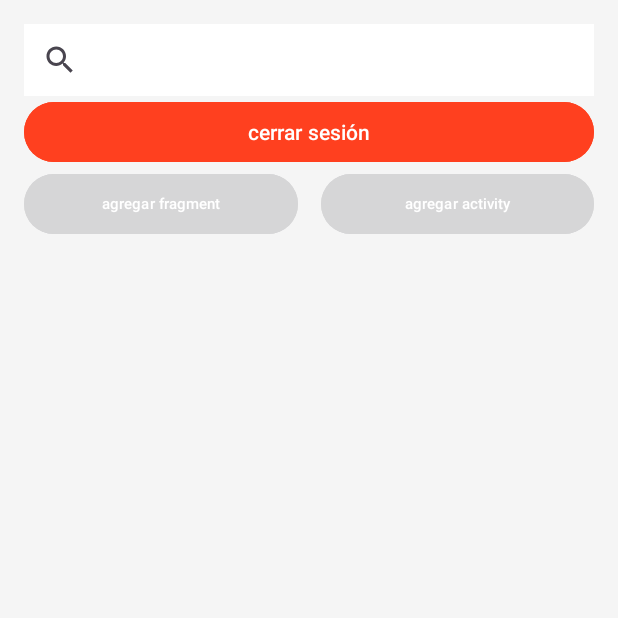
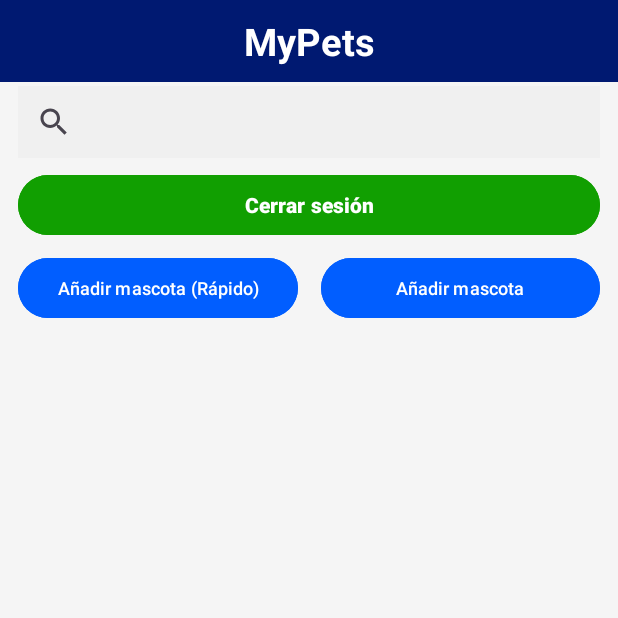
Before and after one commit to S4nti4go3/end, an Android app: the screen it shows after launch once a user with an empty profile is signed in (MainActivity), on a phone screen of 412 x 824 dp, the top half of it. Run offline under Robolectric (Android 15) with nearby library versions, the phone set to English and light mode, and no system bars; our stand-ins replace Firebase (no records; nobody signed in at launch, a user with empty details on screens opened directly), Picasso.

Commit message:
Actualización de activity_main.xml

```diff
--- a/app/src/main/res/layout/activity_main.xml
+++ b/app/src/main/res/layout/activity_main.xml
@@ -8,14 +8,27 @@
     android:backgroundTint="#F5F5F5"
     tools:context=".MainActivity">
 
+    <TextView
+        android:id="@+id/headerTextView"
+        android:layout_width="match_parent"
+        android:layout_height="wrap_content"
+        android:background="@color/AzulOscuro"
+        android:padding="10dp"
+        android:text="MyPets"
+        android:textColor="@android:color/white"
+        android:textSize="25sp"
+        android:textAlignment="center"
+        android:textStyle="bold"
+        tools:ignore="MissingConstraints" />
+
     <LinearLayout
         android:id="@+id/linearLayout"
         android:layout_width="0dp"
         android:layout_height="0dp"
-        android:layout_marginStart="16dp"
-        android:layout_marginTop="16dp"
-        android:layout_marginEnd="16dp"
-        android:layout_marginBottom="16dp"
+        android:layout_marginStart="12dp"
+        android:layout_marginTop="57dp"
+        android:layout_marginEnd="12dp"
+        android:layout_marginBottom="12dp"
         android:orientation="vertical"
         app:layout_constraintBottom_toBottomOf="parent"
         app:layout_constraintEnd_toEndOf="parent"
@@ -26,32 +39,41 @@
             android:id="@+id/search"
             android:layout_width="match_parent"
             android:layout_height="wrap_content"
-            android:background="#FFFFFF"
-            android:backgroundTint="#FFFFFF"
-            android:queryHint="Buscar" />
+            android:textColor="@color/cardview_dark_background"
+            android:textColorHint="#9A9A9A"
+            android:background="@color/Darkwhite"
+            android:backgroundTint="@color/Darkwhite"
+            android:queryHint="Buscar"
+            app:cornerRadius="50dp"
+            app:cardElevation="4dp"/>
 
         <Button
             android:id="@+id/btn_close"
             android:layout_width="match_parent"
             android:layout_height="wrap_content"
-            android:backgroundTint="#FF401F"
-            android:text="cerrar sesión"
+            android:backgroundTint="@color/Verde"
+            android:text="Cerrar sesión"
+            android:textColor="@android:color/white"
+            android:textStyle="bold"
+            android:layout_marginTop="7dp"
             app:cornerRadius="50dp" />
 
         <LinearLayout
             android:layout_width="match_parent"
             android:layout_height="wrap_content"
             android:gravity="center"
-            android:orientation="horizontal">
+            android:orientation="horizontal"
+            android:layout_marginTop="7dp">
 
             <Button
                 android:id="@+id/btn_add_fragment"
                 android:layout_width="match_parent"
                 android:layout_height="wrap_content"
                 android:layout_weight="1"
-                android:backgroundTint="@color/purple_500"
-                android:text="agregar fragment"
-                android:textSize="10sp"
+                android:backgroundTint="@color/AzulClaro"
+                android:text="Añadir mascota (Rápido)"
+                android:textColor="@android:color/white"
+                android:textSize="12sp"
                 app:cornerRadius="50dp" />
 
             <Space
@@ -63,15 +85,16 @@
                 android:layout_width="match_parent"
                 android:layout_height="wrap_content"
                 android:layout_weight="1"
-                android:backgroundTint="@color/purple_700"
-                android:text="agregar activity"
-                android:textSize="10sp"
+                android:backgroundTint="@color/AzulClaro"
+                android:text="Añadir mascota"
+                android:textColor="@android:color/white"
+                android:textSize="12sp"
                 app:cornerRadius="50dp" />
         </LinearLayout>
 
         <Space
             android:layout_width="match_parent"
-            android:layout_height="10dp" />
+            android:layout_height="12dp" />
 
         <androidx.recyclerview.widget.RecyclerView
             android:id="@+id/recyclerViewSingle"
```
